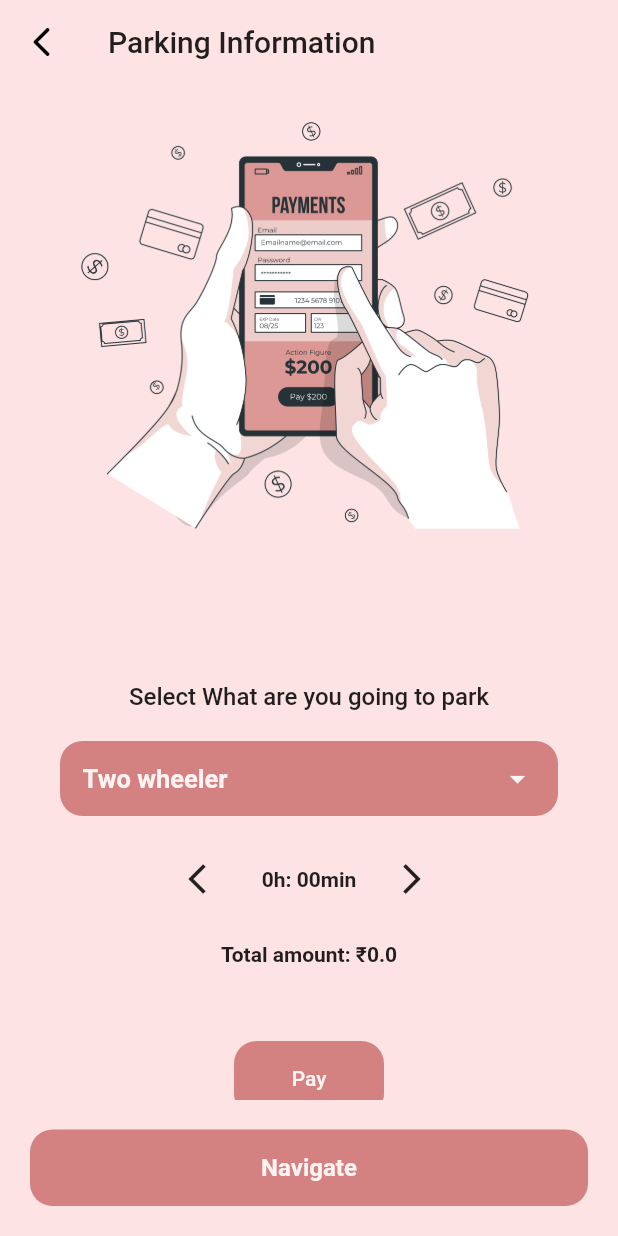
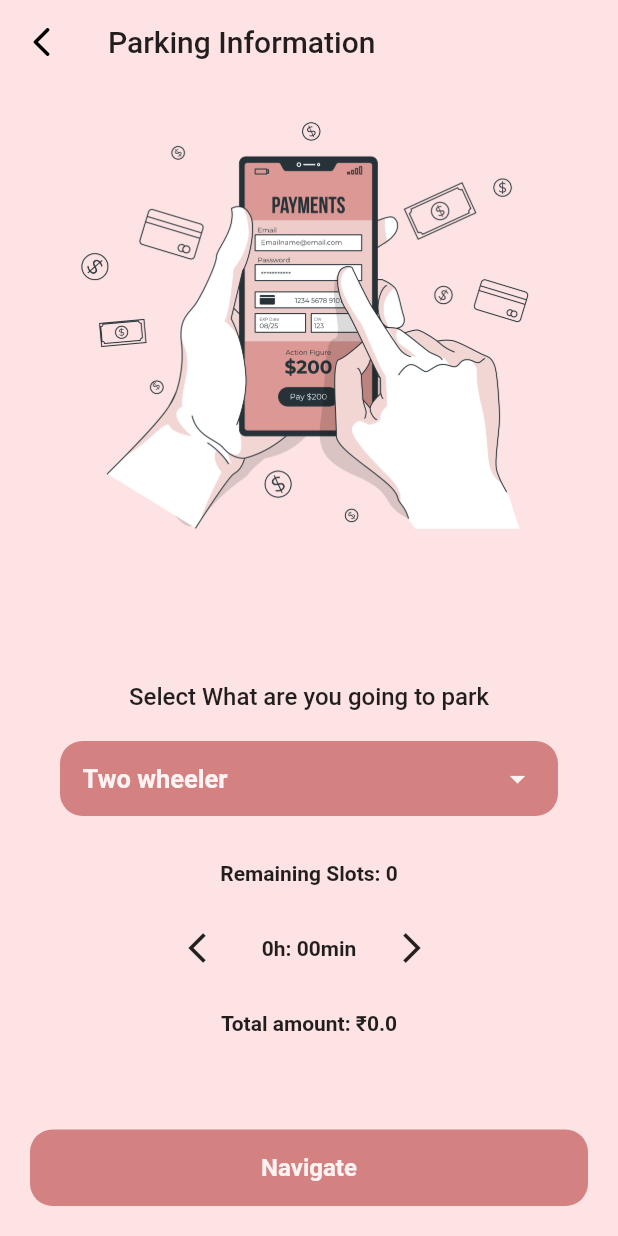
Before and after one commit to dhiyanesh-cyber/car-parking, a Flutter app: the DisplayParkingDataPage screen opened directly with empty values, on a phone screen of 412 x 824 dp. Run offline on Flutter 3.47's test engine with Material 2 defaults, Android fonts, the phone set to English and light mode, and no system bars; our stand-ins replace cloud_firestore, firebase_auth, firebase_core, firebase_storage, geolocator, google_maps_flutter and 5 more; missing offline and left inert: android_intent_plus, flutter_polyline_points, pay, upi_india, upi_pay_india; accounts and stored records are empty.

Commit message:
remaining slots

```diff
--- a/lib/presentation/Func/parking_data_service.dart
+++ b/lib/presentation/Func/parking_data_service.dart
@@ -15,12 +15,14 @@ class ParkingDataService {
       double latitude = doc.get('latitude');
       double longitude = doc.get('longitude');
       String parkingName = doc.get('parkingName');
+      int slots = doc.get('totalParkingSlots');
 
       // Create a map with parking details and add it to the parkingDataList
       Map<String, dynamic> parkingData = {
         'latitude': latitude,
         'longitude': longitude,
         'parkingName': parkingName,
+        'slots' : slots,
       };
       parkingDataList.add(parkingData);
     });
--- a/lib/presentation/Func/parking_dialog.dart
+++ b/lib/presentation/Func/parking_dialog.dart
@@ -9,7 +9,7 @@ class ParkingDialog {
       BuildContext context,
       List<Map<String, dynamic>> parkingDataList,
       LatLng currentLocation,
-      Function(String, LatLng) navigateToParkingDetails,
+      Function(String, LatLng,int) navigateToParkingDetails,
       ) {
     // Create a list to store parking locations sorted by distance
     List<Map<String, dynamic>> sortedParkingList = [];
@@ -68,7 +68,10 @@ class ParkingDialog {
                         LatLng(
                           sortedParkingList[index]['latitude'],
                           sortedParkingList[index]['longitude'],
+
+
                         ),
+                        sortedParkingList[index]['slots'],
                       );
                     },
                     child: ListTile(
--- a/lib/presentation/screens/display_parking_details/display_parking_data_page.dart
+++ b/lib/presentation/screens/display_parking_details/display_parking_data_page.dart
@@ -1,4 +1,5 @@
 import 'dart:ui';
+import 'package:cloud_firestore/cloud_firestore.dart';
 import 'package:flutter/material.dart';
 import 'package:google_maps_flutter/google_maps_flutter.dart';
 import 'package:ParkMe/presentation/colors/colors.dart';
@@ -12,8 +13,10 @@ import 'testGpay.dart';
 class DisplayParkingDataPage extends StatefulWidget {
   final String parkingName;
   final LatLng location;
+  final int totalSlots;
 
-  DisplayParkingDataPage({required this.parkingName, required this.location});
+
+  DisplayParkingDataPage({required this.parkingName, required this.location,required this.totalSlots});
 
   @override
   State<DisplayParkingDataPage> createState() => _DisplayParkingDataPageState();
@@ -23,7 +26,30 @@ class _DisplayParkingDataPageState extends State<DisplayParkingDataPage> {
   String vechicalOption = 'Bike';
   Duration parkingTime = const Duration(hours: 0, minutes: 00);
   double ammount = 0.0;
-       String defaultGooglePay = '''{
+  int remainingSlots = 0;
+
+  @override
+  void initState() {
+    super.initState();
+    // Fetch the total number of slots from Firestore
+    fetchTotalSlots();
+  }
+
+  void fetchTotalSlots() async {
+    // Fetch the document containing parking data
+    final parkingDataSnapshot =
+    await FirebaseFirestore.instance.collection("parkingData").doc("HVzDnLINhcpvewJoocwv").get();
+
+    // Get the totalParkingSlots value from the document
+    int totalParkingSlots = parkingDataSnapshot["totalParkingSlots"];
+
+    // Calculate the remaining slots
+    setState(() {
+      remainingSlots = totalParkingSlots;
+    });
+  }
+
+  String defaultGooglePay = '''{
   "provider": "google_pay",
   "data": {
     "environment": "TEST",
@@ -169,6 +195,15 @@ class _DisplayParkingDataPageState extends State<DisplayParkingDataPage> {
               const SizedBox(
                 height: 30,
               ),
+              Center(
+                child: Text(
+                  "Remaining Slots: $remainingSlots",
+                  style: TextStyle(fontWeight: FontWeight.w700),
+                ),
+              ),
+              const SizedBox(
+                height: 30,
+              ),
               Row(
                 mainAxisAlignment: MainAxisAlignment.center,
                 children: [
@@ -239,7 +274,7 @@ class _DisplayParkingDataPageState extends State<DisplayParkingDataPage> {
                             Navigator.push(
                               context,
                               MaterialPageRoute(
-                                builder: (context) => App(),
+                                builder: (context) => gpay(),
                               ),
                             );
                           },
--- a/lib/presentation/screens/map_view/parking_map_view.dart
+++ b/lib/presentation/screens/map_view/parking_map_view.dart
@@ -129,7 +129,7 @@ class _ParkingMapViewState extends State<ParkingMapView> {
     );
   }
 
-  void _showParkingPopup(String parkingName, LatLng location) {
+  void _showParkingPopup(String parkingName, LatLng location,int slots) {
     showModalBottomSheet<void>(
       context: context,
       builder: (BuildContext context) {
@@ -155,7 +155,7 @@ class _ParkingMapViewState extends State<ParkingMapView> {
 
                   onPressed: () {
                     Navigator.pop(context); // Close the popup
-                    _navigateToParkingDetailsPage(parkingName, location);
+                    _navigateToParkingDetailsPage(parkingName, location,slots);
                   },
                   child: Text('Details'),
                 ),
@@ -247,6 +247,7 @@ if (locationData == null) {
         double latitude = parkingData['latitude'];
         double longitude = parkingData['longitude'];
         String parkingName = parkingData['parkingName'];
+        int slots = parkingData['slots'];
         LatLng parkingLocation = LatLng(latitude, longitude);
 
         // Add the parking marker to the set of markers
@@ -258,7 +259,7 @@ if (locationData == null) {
             onTap: () {
               // Navigate to the parking details page when the marker is tapped
               // _navigateToParkingDetailsPage(parkingName, parkingLocation);
-              _showParkingPopup(parkingName, parkingLocation);
+              _showParkingPopup(parkingName, parkingLocation,slots);
               // _onMarkerTapped(MarkerId(parkingName));
             },
           ),
@@ -278,13 +279,13 @@ if (locationData == null) {
   }
 
   // Navigate to the parking details page
-  void _navigateToParkingDetailsPage(String parkingName, LatLng location) {
+  void _navigateToParkingDetailsPage(String parkingName, LatLng location,int slots) {
     Navigator.push(
       context,
       MaterialPageRoute(
         builder: (context) => DisplayParkingDataPage(
           parkingName: parkingName,
-          location: location,
+          location: location, totalSlots: slots,
         ),
       ),
     );
```
Also changed, not shown: lib/presentation/screens/display_parking_details/payment.dart (+21 -1 lines), lib/presentation/screens/parking_details_form/ParkingForm_page.dart (+102 -2 lines).
